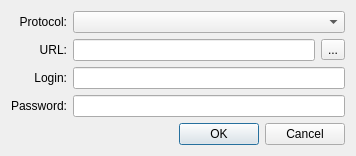
Before: the Qt Designer form client/src/ui/dialogs/storage_url_dialog.ui in networkoptix/nx_open, drawn with Qt 5.
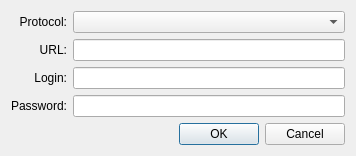
After: the same form once the commit is applied.

Commit message:
VMS-1214: Storage Management - Improve Apply button
<==== Mercurial data ====>
Branch: dev_2.5.0_gui

What changed in the file:
```diff
--- a/client/src/ui/dialogs/storage_url_dialog.ui
+++ b/client/src/ui/dialogs/storage_url_dialog.ui
@@ -44,13 +44,6 @@
        <item>
         <widget class="QLineEdit" name="urlEdit"/>
        </item>
-       <item>
-        <widget class="QToolButton" name="browseButton">
-         <property name="text">
-          <string>...</string>
-         </property>
-        </widget>
-       </item>
       </layout>
      </item>
      <item row="2" column="0">
```
The commit also changes 25 other files.
